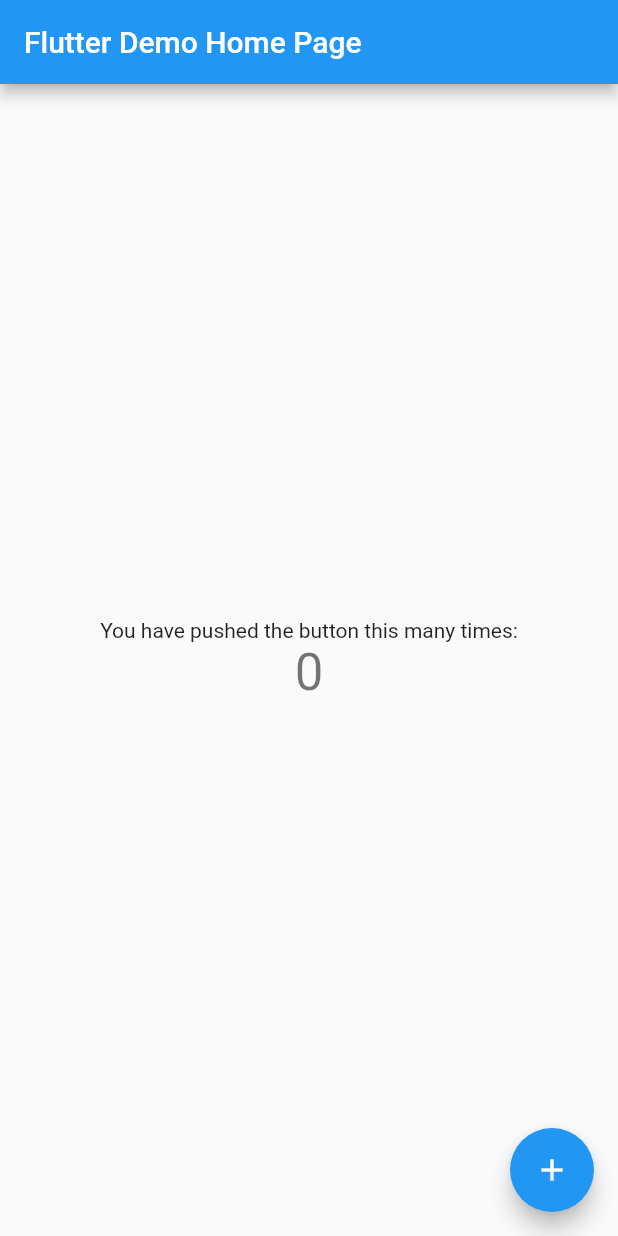
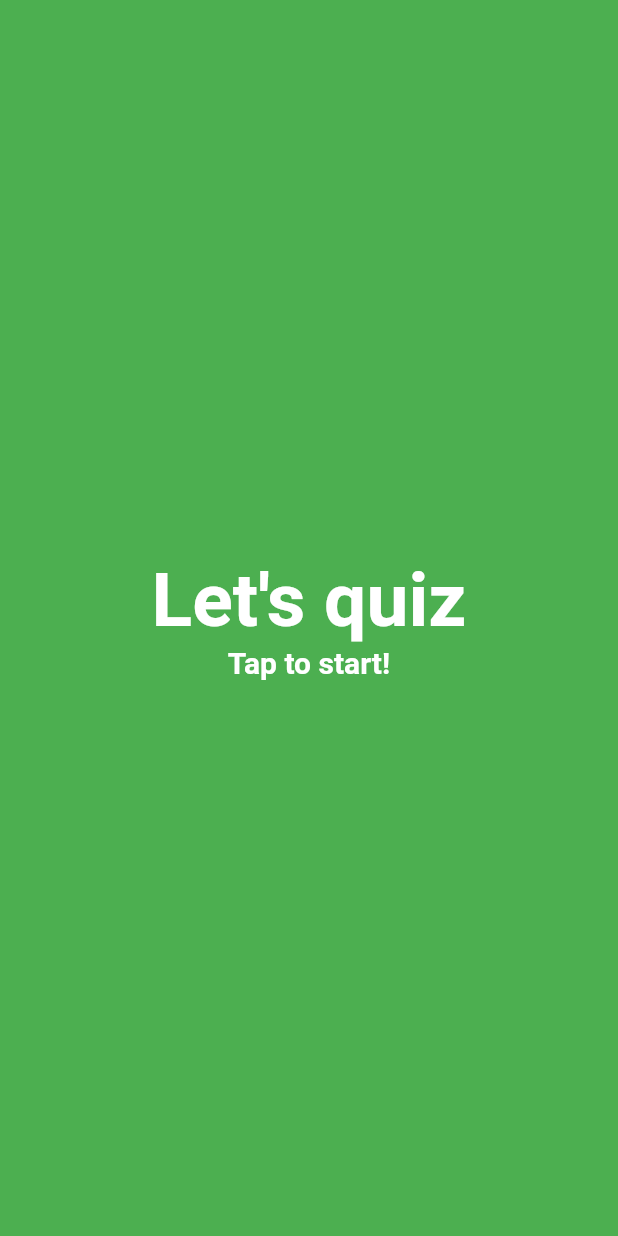
Before and after one commit to ldimitrov/flutter-scrum-quiz, a Flutter app: the screen it shows after launch, on a phone screen of 412 x 824 dp. Run offline on Flutter 3.47's test engine with Material 2 defaults, Android fonts, the phone set to English and light mode, and no system bars.

Commit message:
Added a simple dummy Landing page

```diff
--- a/lib/main.dart
+++ b/lib/main.dart
@@ -1,111 +1,6 @@
 import 'package:flutter/material.dart';
+import 'pages/landing_page.dart';
 
-void main() => runApp(MyApp());
-
-class MyApp extends StatelessWidget {
-  // This widget is the root of your application.
-  @override
-  Widget build(BuildContext context) {
-    return MaterialApp(
-      title: 'Flutter Demo',
-      theme: ThemeData(
-        // This is the theme of your application.
-        //
-        // Try running your application with "flutter run". You'll see the
-        // application has a blue toolbar. Then, without quitting the app, try
-        // changing the primarySwatch below to Colors.green and then invoke
-        // "hot reload" (press "r" in the console where you ran "flutter run",
-        // or simply save your changes to "hot reload" in a Flutter IDE).
-        // Notice that the counter didn't reset back to zero; the application
-        // is not restarted.
-        primarySwatch: Colors.blue,
-      ),
-      home: MyHomePage(title: 'Flutter Demo Home Page'),
-    );
-  }
-}
-
-class MyHomePage extends StatefulWidget {
-  MyHomePage({Key key, this.title}) : super(key: key);
-
-  // This widget is the home page of your application. It is stateful, meaning
-  // that it has a State object (defined below) that contains fields that affect
-  // how it looks.
-
-  // This class is the configuration for the state. It holds the values (in this
-  // case the title) provided by the parent (in this case the App widget) and
-  // used by the build method of the State. Fields in a Widget subclass are
-  // always marked "final".
-
-  final String title;
-
-  @override
-  _MyHomePageState createState() => _MyHomePageState();
-}
-
-class _MyHomePageState extends State<MyHomePage> {
-  int _counter = 0;
-
-  void _incrementCounter() {
-    setState(() {
-      // This call to setState tells the Flutter framework that something has
-      // changed in this State, which causes it to rerun the build method below
-      // so that the display can reflect the updated values. If we changed
-      // _counter without calling setState(), then the build method would not be
-      // called again, and so nothing would appear to happen.
-      _counter++;
-    });
-  }
-
-  @override
-  Widget build(BuildContext context) {
-    // This method is rerun every time setState is called, for instance as done
-    // by the _incrementCounter method above.
-    //
-    // The Flutter framework has been optimized to make rerunning build methods
-    // fast, so that you can just rebuild anything that needs updating rather
-    // than having to individually change instances of widgets.
-    return Scaffold(
-      appBar: AppBar(
-        // Here we take the value from the MyHomePage object that was created by
-        // the App.build method, and use it to set our appbar title.
-        title: Text(widget.title),
-      ),
-      body: Center(
-        // Center is a layout widget. It takes a single child and positions it
-        // in the middle of the parent.
-        child: Column(
-          // Column is also layout widget. It takes a list of children and
-          // arranges them vertically. By default, it sizes itself to fit its
-          // children horizontally, and tries to be as tall as its parent.
-          //
-          // Invoke "debug painting" (press "p" in the console, choose the
-          // "Toggle Debug Paint" action from the Flutter Inspector in Android
-          // Studio, or the "Toggle Debug Paint" command in Visual Studio Code)
-          // to see the wireframe for each widget.
-          //
-          // Column has various properties to control how it sizes itself and
-          // how it positions its children. Here we use mainAxisAlignment to
-          // center the children vertically; the main axis here is the vertical
-          // axis because Columns are vertical (the cross axis would be
-          // horizontal).
-          mainAxisAlignment: MainAxisAlignment.center,
-          children: <Widget>[
-            Text(
-              'You have pushed the button this many times:',
-            ),
-            Text(
-              '$_counter',
-              style: Theme.of(context).textTheme.display1,
-            ),
-          ],
-        ),
-      ),
-      floatingActionButton: FloatingActionButton(
-        onPressed: _incrementCounter,
-        tooltip: 'Increment',
-        child: Icon(Icons.add),
-      ), // This trailing comma makes auto-formatting nicer for build methods.
-    );
-  }
-}
+void main() => runApp(new MaterialApp(
+  home: new LandingPage(),
+));
--- /dev/null
+++ b/lib/pages/landing_page.dart
@@ -0,0 +1,28 @@
+import 'package:flutter/material.dart';
+
+class LandingPage extends StatelessWidget {
+  @override
+  Widget build(BuildContext context) {
+    return new Material(
+      color: Colors.green,
+      child: new InkWell(
+        onTap: () => print("you tapped the page!"),
+        child: new Column(
+          mainAxisAlignment: MainAxisAlignment.center,
+          children: <Widget>[
+            new Text("Let's quiz",
+                style: new TextStyle(
+                    color: Colors.white,
+                    fontSize: 50.0,
+                    fontWeight: FontWeight.bold)),
+            new Text("Tap to start!",
+                style: new TextStyle(
+                    color: Colors.white,
+                    fontSize: 20.0,
+                    fontWeight: FontWeight.bold))
+          ], // Widget[]
+        ), // Column
+      ), // Inkwell
+    ); // Material
+  }
+}
```
